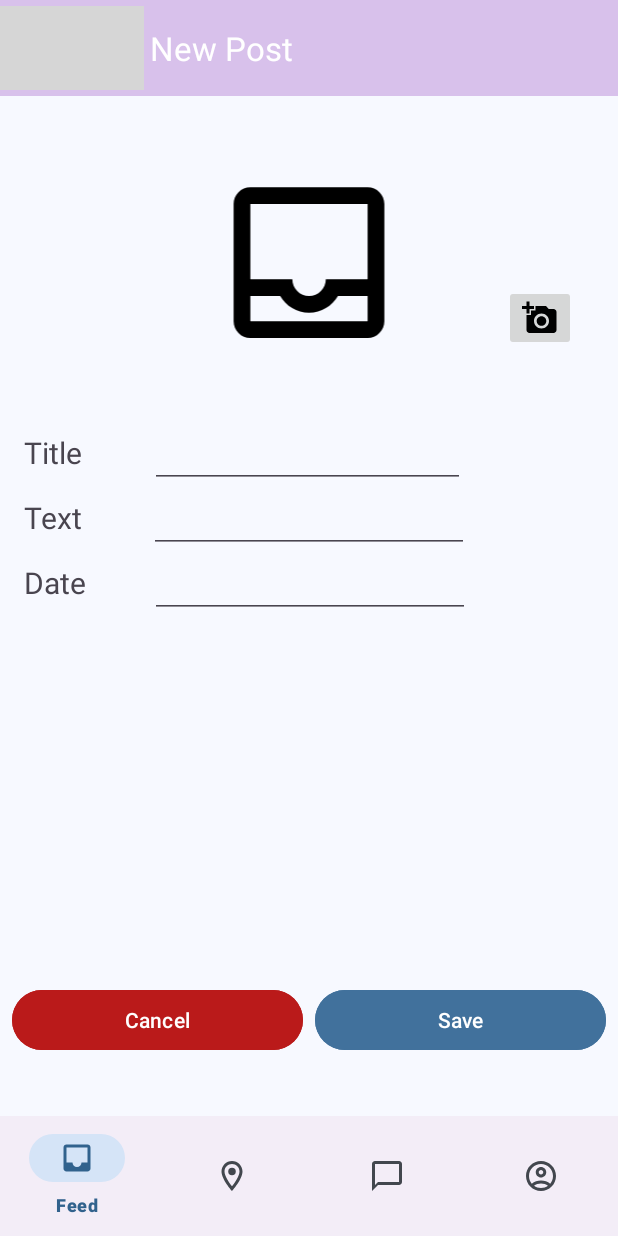
After one commit to yoavdavid2/FitPal, an Android app: the NewPostFragment screen opened through its navigation route, on a phone screen of 412 x 824 dp. The commit adds this screen. Run offline under Robolectric (Android 15) with nearby library versions, the phone set to English and light mode, and no system bars; our stand-ins replace Firebase (no records; nobody signed in at launch, a user with empty details on screens opened directly), Room's generated code, navigation-ui; 4 statements that could not run were skipped; grey boxes are pictures that could not be loaded.

Commit message:
Finish upload post without image

```diff
--- a/app/src/main/AndroidManifest.xml
+++ b/app/src/main/AndroidManifest.xml
@@ -22,9 +22,8 @@
 
         <meta-data
             android:name="com.google.android.geo.API_KEY"
-            android:value="AIzaSyAK71DEvnwWjx17DFZsBsxqp6fRIUk1W50"
+            android:value="${GOOGLE_MAPS_API_KEY}"
             />
-<!--            android:value="${GOOGLE_MAPS_API_KEY}"-->
 
         <service
             android:name=".GPSService"
--- a/app/src/main/java/com/example/fitpal/FeedFragment.kt
+++ b/app/src/main/java/com/example/fitpal/FeedFragment.kt
@@ -6,7 +6,9 @@ import androidx.fragment.app.Fragment
 import android.view.LayoutInflater
 import android.view.View
 import android.view.ViewGroup
+import android.widget.Toast
 import androidx.fragment.app.viewModels
+import androidx.navigation.fragment.findNavController
 import androidx.recyclerview.widget.LinearLayoutManager
 import androidx.recyclerview.widget.RecyclerView
 import com.example.fitpal.adapter.PostsRecyclerAdapter
@@ -67,6 +69,12 @@ class FeedFragment : Fragment() {
             }
         }
 
+        binding?.addPostButton?.setOnClickListener {
+            Log.d("TAG", "Button clicked!")
+            val action = FeedFragmentDirections.actionFeedFragmentToNewPostFragment()
+            findNavController().navigate(action)
+        }
+
         return binding?.root
     }
 
--- /dev/null
+++ b/app/src/main/java/com/example/fitpal/NewPostFragment.kt
@@ -0,0 +1,108 @@
+package com.example.fitpal
+
+import android.graphics.drawable.BitmapDrawable
+import android.os.Bundle
+import android.util.Log
+import androidx.fragment.app.Fragment
+import android.view.LayoutInflater
+import android.view.View
+import android.view.ViewGroup
+import androidx.activity.result.ActivityResultLauncher
+import androidx.activity.result.contract.ActivityResultContracts
+import androidx.navigation.Navigation
+import androidx.navigation.fragment.findNavController
+import com.example.fitpal.adapter.PostsRecyclerAdapter
+import com.example.fitpal.databinding.FragmentFeedBinding
+import com.example.fitpal.databinding.FragmentNewPostBinding
+import com.example.fitpal.model.Model
+import com.example.fitpal.model.Post
+import java.util.UUID
+
+
+/**
+ * A simple [Fragment] subclass.
+ * Use the [NewPostFragment.newInstance] factory method to
+ * create an instance of this fragment.
+ */
+class NewPostFragment : Fragment() {
+    private var binding: FragmentNewPostBinding? = null
+    private var cameraLauncher: ActivityResultLauncher<Void?>? = null
+    private var didSetProfileImage = false
+
+    override fun onCreate(savedInstanceState: Bundle?) {
+        super.onCreate(savedInstanceState)
+        arguments?.let {
+        }
+    }
+
+    override fun onCreateView(
+        inflater: LayoutInflater, container: ViewGroup?,
+        savedInstanceState: Bundle?
+    ): View? {
+        // Inflate the layout for this fragment
+        binding = FragmentNewPostBinding.inflate(inflater, container, false)
+        binding?.saveButton?.setOnClickListener(::onSaveClicked)
+        binding?.cancelButton?.setOnClickListener(::onCancelClick)
+        binding?.toolbar?.setNavigationOnClickListener(::onCancelClick)
+
+        cameraLauncher = registerForActivityResult(ActivityResultContracts.TakePicturePreview()) { bitmap ->
+            binding?.imageView?.setImageBitmap(bitmap)
+            didSetProfileImage = true
+        }
+
+        binding?.takePhotoButton?.setOnClickListener {
+            cameraLauncher?.launch(null)
+        }
+
+//        binding?.cancelButton?.setOnClickListener {
+//            Log.d("TAG", "Button clicked!")
+//            val action = NewPostFragmentDirections.actionNewPostFragmentToFeedFragment()
+//            findNavController().navigate(action)
+//        }
+//
+//        binding?.toolbar?.setNavigationOnClickListener {
+//            Log.d("TAG", "Button clicked!")
+//            val action = NewPostFragmentDirections.actionNewPostFragmentToFeedFragment()
+//            findNavController().navigate(action)
+//        }
+
+
+        return binding?.root
+    }
+
+    private fun onSaveClicked(view: View) {
+        Log.d("TAG", "SaveButton clicked!")
+
+        val uuid: String = UUID.randomUUID().toString()
+        val author: String = "**************temp-author**************" //TODO get user Email
+        val title: String = binding?.postTitle?.text?.toString() ?: ""
+        val text: String = binding?.postText?.text?.toString() ?: ""
+        val image: String = ""
+        val likes: Int = 0
+        val comments: Int = 0
+        val date: String = binding?.postDate?.text?.toString() ?: ""
+        val post = Post(uuid, author, title, text, image, likes, comments, date)
+
+        binding?.progressBar?.visibility = View.VISIBLE
+
+        if (didSetProfileImage) {
+            binding?.imageView?.isDrawingCacheEnabled = true
+            binding?.imageView?.buildDrawingCache()
+            val bitmap = (binding?.imageView?.drawable as BitmapDrawable).bitmap
+
+            Model.shared.add(post, bitmap, Model.Storage.CLOUDINARY) {
+                binding?.progressBar?.visibility = View.GONE
+                Navigation.findNavController(view).popBackStack()
+            }
+        } else {
+            Model.shared.add(post, null, Model.Storage.CLOUDINARY) {
+                binding?.progressBar?.visibility = View.GONE
+                Navigation.findNavController(view).popBackStack()
+            }
+        }
+    }
+
+    private fun onCancelClick(view: View) {
+        Navigation.findNavController(view).popBackStack()
+    }
+}
--- a/app/src/main/java/com/example/fitpal/adapter/PostViewHolder.kt
+++ b/app/src/main/java/com/example/fitpal/adapter/PostViewHolder.kt
@@ -48,6 +48,8 @@ class PostViewHolder(
                 updateLikesDisplay()
                 animateLikeButton()
             }
+
+
         }
 
         binding.btnComment.setOnClickListener {
--- a/app/src/main/java/com/example/fitpal/model/Model.kt
+++ b/app/src/main/java/com/example/fitpal/model/Model.kt
@@ -85,6 +85,30 @@ class Model private constructor() {
 //        }
     }
 
+    fun like(post: Post, storage: Storage, callback: EmptyCallback) {
+        firebaseModel.add(
+            post,
+            callback = callback
+        )
+//        firebaseModel.add(post) {
+//            image?.let {
+//                uploadTo(
+//                    storage,
+//                    image = image,
+//                    name = student.id,
+//                    callback = { uri ->
+//                        if (!uri.isNullOrBlank()) {
+//                            val st = student.copy(avatarUrl = uri)
+//                            firebaseModel.add(st, callback)
+//                        } else {
+//                            callback()
+//                        }
+//                    },
+//                )
+//            } ?: callback()
+//        }
+    }
+
     fun delete(post: Post, callback: EmptyCallback) {
         firebaseModel.delete(post, callback)
     }
@@ -113,7 +137,7 @@ class Model private constructor() {
 //    ) {
 //        firebaseModel.uploadImage(image, name, callback)
 //    }
-
+//
 //    private fun uploadImageToCloudinary(
 //        bitmap: Bitmap,
 //        name: String,
--- /dev/null
+++ b/app/src/main/res/layout/fragment_new_post.xml
@@ -0,0 +1,152 @@
+<?xml version="1.0" encoding="utf-8"?>
+<androidx.constraintlayout.widget.ConstraintLayout xmlns:android="http://schemas.android.com/apk/res/android"
+    xmlns:app="http://schemas.android.com/apk/res-auto"
+    xmlns:tools="http://schemas.android.com/tools"
+    android:id="@+id/main"
+    android:layout_width="match_parent"
+    android:layout_height="match_parent"
+    tools:context=".NewPostFragment">
+
+    <com.google.android.material.appbar.MaterialToolbar
+        android:id="@+id/toolbar"
+        android:layout_width="match_parent"
+        android:layout_height="wrap_content"
+        android:background="#D8C1EB"
+        android:minHeight="?attr/actionBarSize"
+        android:theme="?attr/actionBarTheme"
+        app:layout_constraintEnd_toEndOf="parent"
+        app:layout_constraintStart_toStartOf="parent"
+        app:layout_constraintTop_toTopOf="parent"
+        app:navigationIcon="@drawable/quantum_ic_arrow_back_grey600_24"
+        app:navigationIconTint="?attr/colorOnPrimary"
+        app:title="New Post"
+        app:titleTextColor="?attr/colorOnPrimary" />
+
+
+    <ImageView
+        android:id="@+id/imageView"
+        android:layout_width="137dp"
+        android:layout_height="134dp"
+        android:layout_marginTop="44dp"
+        app:layout_constraintBottom_toTopOf="@+id/Title"
+        app:layout_constraintEnd_toEndOf="parent"
+        app:layout_constraintStart_toStartOf="parent"
+        app:layout_constraintTop_toBottomOf="@+id/toolbar"
+        app:layout_constraintVertical_bias="0.0"
+        app:srcCompat="@drawable/ic_feed_outlined" />
+
+
+    <ImageButton
+        android:id="@+id/takePhotoButton"
+        android:layout_width="wrap_content"
+        android:layout_height="wrap_content"
+        android:layout_marginEnd="28dp"
+        android:layout_marginBottom="8dp"
+        android:src="@drawable/ic_add_photo"
+        app:layout_constraintBottom_toBottomOf="@+id/imageView"
+        app:layout_constraintEnd_toEndOf="parent" />
+
+    <EditText
+        android:id="@+id/postTitle"
+        android:layout_width="210dp"
+        android:layout_height="45dp"
+        android:ems="10"
+        android:inputType="text"
+        app:layout_constraintBaseline_toBaselineOf="@+id/Title"
+        app:layout_constraintEnd_toEndOf="parent"
+        app:layout_constraintHorizontal_bias="0.308"
+        app:layout_constraintStart_toEndOf="@+id/Title" />
+
+    <TextView
+        android:id="@+id/Title"
+        android:layout_width="wrap_content"
+        android:layout_height="wrap_content"
+        android:layout_marginStart="16dp"
+        android:layout_marginTop="224dp"
+        android:text="Title"
+        android:textSize="20sp"
+        app:layout_constraintStart_toStartOf="parent"
+        app:layout_constraintTop_toBottomOf="@+id/toolbar" />
+
+    <EditText
+        android:id="@+id/postText"
+        android:layout_width="wrap_content"
+        android:layout_height="wrap_content"
+        android:ems="10"
+        android:inputType="text"
+        app:layout_constraintBaseline_toBaselineOf="@+id/Text"
+        app:layout_constraintEnd_toEndOf="parent"
+        app:layout_constraintHorizontal_bias="0.312"
+        app:layout_constraintStart_toEndOf="@+id/Text" />
+
+    <TextView
+        android:id="@+id/Text"
+        android:layout_width="wrap_content"
+        android:layout_height="wrap_content"
+        android:layout_marginStart="16dp"
+        android:layout_marginTop="16dp"
+        android:text="Text"
+        android:textSize="20sp"
+        app:layout_constraintStart_toStartOf="parent"
+        app:layout_constraintTop_toBottomOf="@+id/Title" />
+
+    <TextView
+        android:id="@+id/Date"
+        android:layout_width="wrap_content"
+        android:layout_height="wrap_content"
+        android:layout_marginStart="16dp"
+        android:layout_marginTop="16dp"
+        android:text="Date"
+        android:textSize="20sp"
+        app:layout_constraintStart_toStartOf="parent"
+        app:layout_constraintTop_toBottomOf="@+id/Text" />
+
+    <Button
+        android:id="@+id/cancelButton"
+        android:layout_width="0dp"
+        android:layout_height="wrap_content"
+        android:layout_marginStart="8dp"
+        android:layout_marginEnd="4dp"
+        android:layout_marginBottom="40dp"
+        android:backgroundTint="@color/md_theme_error"
+        android:text="Cancel"
+        app:layout_constraintBottom_toBottomOf="parent"
+        app:layout_constraintEnd_toStartOf="@+id/saveButton"
+        app:layout_constraintStart_toStartOf="parent" />
+
+    <Button
+        android:id="@+id/saveButton"
+        android:layout_width="0dp"
+        android:layout_height="wrap_content"
+        android:layout_marginStart="4dp"
+        android:layout_marginEnd="8dp"
+        android:backgroundTint="@color/md_theme_primaryContainer_mediumContrast"
+        android:text="Save"
+        app:layout_constraintBaseline_toBaselineOf="@+id/cancelButton"
+        app:layout_constraintEnd_toEndOf="parent"
+        app:layout_constraintStart_toEndOf="@id/cancelButton" />
+
+
+    <EditText
+        android:id="@+id/postDate"
+        android:layout_width="wrap_content"
+        android:layout_height="wrap_content"
+        android:ems="10"
+        android:inputType="datetime"
+        app:layout_constraintBaseline_toBaselineOf="@+id/Date"
+        app:layout_constraintEnd_toEndOf="parent"
+        app:layout_constraintHorizontal_bias="0.3"
+        app:layout_constraintStart_toEndOf="@+id/Date" />
+
+    <ProgressBar
+        android:id="@+id/progressBar"
+        style="?android:attr/progressBarStyle"
+        android:layout_width="wrap_content"
+        android:layout_height="wrap_content"
+        android:visibility="gone"
+        app:layout_constraintBottom_toTopOf="parent"
+        app:layout_constraintEnd_toEndOf="parent"
+        app:layout_constraintStart_toStartOf="parent"
+        app:layout_constraintTop_toBottomOf="parent" />
+
+</androidx.constraintlayout.widget.ConstraintLayout>
--- a/app/src/main/res/layout/post_list_row.xml
+++ b/app/src/main/res/layout/post_list_row.xml
@@ -65,6 +65,7 @@
         android:layout_width="0dp"
         android:layout_height="200dp"
         android:layout_marginTop="12dp"
+        android:background="#F0DBFF"
         android:scaleType="centerCrop"
         android:visibility="visible"
         app:layout_constraintEnd_toEndOf="parent"
@@ -129,4 +130,15 @@
         app:layout_constraintBaseline_toBaselineOf="@+id/likesBadge"
         app:layout_constraintEnd_toEndOf="@id/btnComment" />
 
+    <View
+        android:id="@+id/divider"
+        android:layout_width="0dp"
+        android:layout_height="1dp"
+        android:layout_marginTop="8dp"
+        android:background="?android:attr/listDivider"
+        app:layout_constraintBottom_toBottomOf="parent"
+        app:layout_constraintEnd_toEndOf="parent"
+        app:layout_constraintStart_toStartOf="parent"
+        app:layout_constraintTop_toBottomOf="@+id/btnComment" />
+
 </androidx.constraintlayout.widget.ConstraintLayout>
--- a/app/src/main/res/navigation/nav_graph.xml
+++ b/app/src/main/res/navigation/nav_graph.xml
@@ -13,11 +13,23 @@
         <action
             android:id="@+id/action_feedFragment_to_mapFragment"
             app:destination="@id/mapFragment" />
+        <action
+            android:id="@+id/action_feedFragment_to_newPostFragment"
+            app:destination="@id/newPostFragment" />
     </fragment>
     <fragment
         android:id="@+id/mapFragment"
         android:name="com.example.fitpal.MapFragment"
         android:label="Map"
         tools:layout="@layout/fragment_map" />
+    <fragment
+        android:id="@+id/newPostFragment"
+        android:name="com.example.fitpal.NewPostFragment"
+        android:label="fragment_new_post"
+        tools:layout="@layout/fragment_new_post" >
+        <action
+            android:id="@+id/action_newPostFragment_to_feedFragment"
+            app:destination="@id/feedFragment" />
+    </fragment>
 
 </navigation>
```
